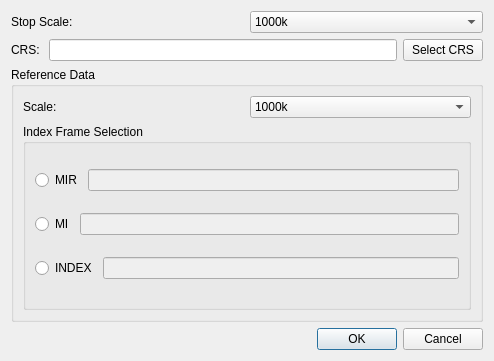
Before: the Qt Designer form grid_zone_generator_dialog_base.ui in danieljefferson/GridZoneGenerator, drawn with Qt 5.
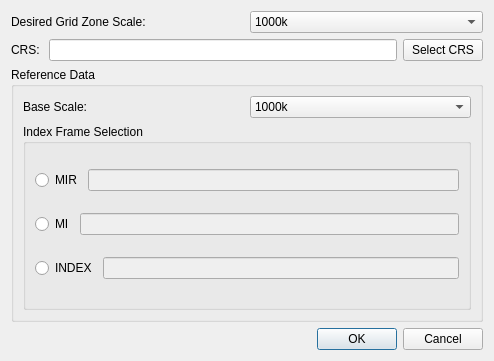
After: the same form once the commit is applied.

Commit message: Novo metadata!

```diff
--- a/grid_zone_generator_dialog_base.ui
+++ b/grid_zone_generator_dialog_base.ui
@@ -19,7 +19,7 @@
      <item>
       <widget class="QLabel" name="label">
        <property name="text">
-        <string>Stop Scale: </string>
+        <string>Desired Grid Zone Scale: </string>
        </property>
       </widget>
      </item>
@@ -111,7 +111,7 @@
         <item>
          <widget class="QLabel" name="label_2">
           <property name="text">
-           <string>Scale: </string>
+           <string>Base Scale: </string>
           </property>
          </widget>
         </item>
```
The commit also changes 1 other file.
